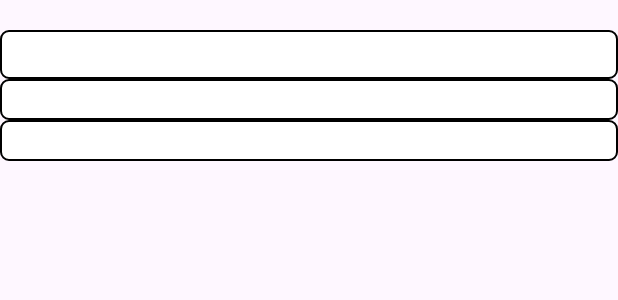
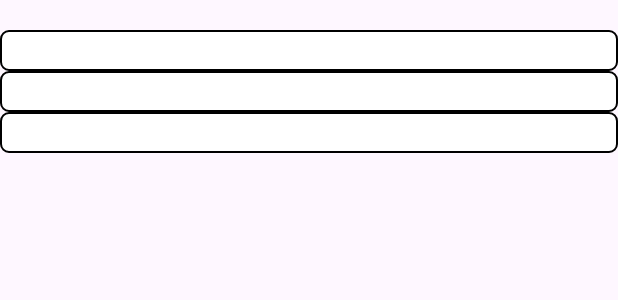
Before and after one commit to lschacon1988/AsteroidsAPP, an Android app: the layout lista_items_asteroids.xml on its own in the app's theme, with its tools: preview values and no code run, on a phone screen of 412 x 824 dp. Shown: the top 300 px of the screen. Run offline under Robolectric (Android 15) with nearby library versions, the phone set to English and light mode, and no system bars.

Commit message:
update list asteroids

```diff
--- a/app/src/main/java/com/luischacon/asteroidsinfo/ListAsteroidsActivity.java
+++ b/app/src/main/java/com/luischacon/asteroidsinfo/ListAsteroidsActivity.java
@@ -2,6 +2,7 @@ package com.luischacon.asteroidsinfo;
 
 
 import androidx.appcompat.app.AppCompatActivity;
+import androidx.recyclerview.widget.GridLayoutManager;
 import androidx.recyclerview.widget.LinearLayoutManager;
 import androidx.recyclerview.widget.RecyclerView;
 
@@ -42,7 +43,7 @@ public class ListAsteroidsActivity extends AppCompatActivity {
         //METODOS PARA IMPLEMENTAR RecyclerView FALLA
 
         list_asteroid = findViewById(R.id.list_asteroids);
-        list_asteroid.setLayoutManager(new LinearLayoutManager(this));
+        list_asteroid.setLayoutManager(new GridLayoutManager(this,2));
 //        ListaAsteroidsAdapter listAdapter = new ListaAsteroidsAdapter(db.listarAsteroids(userId));
 //        list_asteroid.setAdapter(listAdapter);
 
--- a/app/src/main/java/com/luischacon/asteroidsinfo/adaptaer/ListaAsteroidsAdapter.java
+++ b/app/src/main/java/com/luischacon/asteroidsinfo/adaptaer/ListaAsteroidsAdapter.java
@@ -33,9 +33,9 @@ public class ListaAsteroidsAdapter extends RecyclerView.Adapter<ListaAsteroidsAd
     @Override
     public void onBindViewHolder(@NonNull ListaAsteroidsAdapter.AsteroidsViewHolders holder, int position) {
 
-        holder.getTxt_item_name().setText("Nombre "+listAsteroids.get(position).getName());
-        holder.getTxt_item_magnitude().setText("Magnitud "+listAsteroids.get(position).getAbsolute_magnitude_h().toString());
-        holder.getTxt_item_diameter().setText("Diametro "+listAsteroids.get(position).getEstimated_diameter_m().toString());
+        holder.getTxt_item_name().setText("Nombre:\n"+listAsteroids.get(position).getName());
+        holder.getTxt_item_magnitude().setText("Magnitud:\n"+listAsteroids.get(position).getAbsolute_magnitude_h().toString());
+        holder.getTxt_item_diameter().setText("Diametro:\n"+listAsteroids.get(position).getEstimated_diameter_m().toString());
 
     }
 
--- a/app/src/main/res/layout/activity_list_asteroids.xml
+++ b/app/src/main/res/layout/activity_list_asteroids.xml
@@ -23,6 +23,7 @@
         android:layout_gravity="center"
         app:layoutManager="androidx.recyclerview.widget.LinearLayoutManager"
         android:layout_weight="1"
-        tools:foregroundGravity="center" />
+        tools:foregroundGravity="center"
+        />
 
 </LinearLayout>
--- a/app/src/main/res/layout/lista_items_asteroids.xml
+++ b/app/src/main/res/layout/lista_items_asteroids.xml
@@ -16,7 +16,8 @@
             android:layout_marginTop="20sp"
             android:background="@drawable/borde"
             android:gravity="center"
-            android:textSize="24sp"
+            android:textColor="@color/black"
+            android:textSize="20sp"
             tools:layout_marginBottom="10sp" />
 
         <TextView
@@ -25,6 +26,7 @@
             android:layout_height="wrap_content"
             android:background="@drawable/borde"
             android:gravity="center"
+            android:textColor="@color/black"
             android:textSize="20sp" />
 
         <TextView
@@ -33,6 +35,7 @@
             android:layout_height="wrap_content"
             android:background="@drawable/borde"
             android:gravity="center"
+            android:textColor="@color/black"
             android:textSize="20sp" />
 
     </LinearLayout>
```
